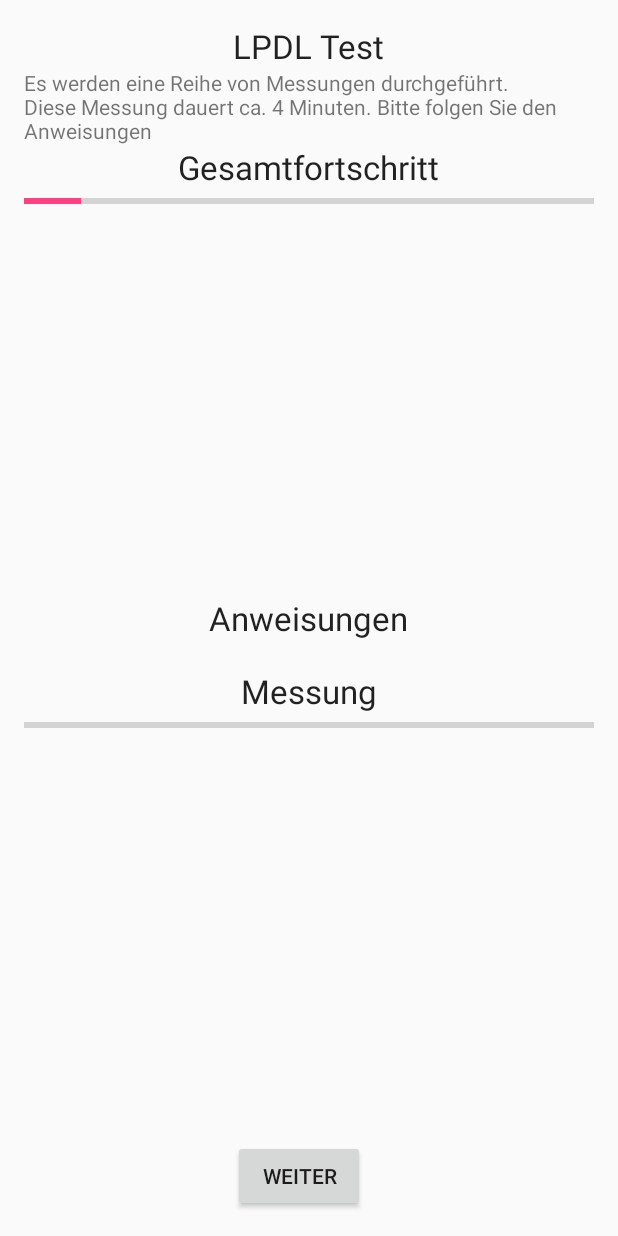
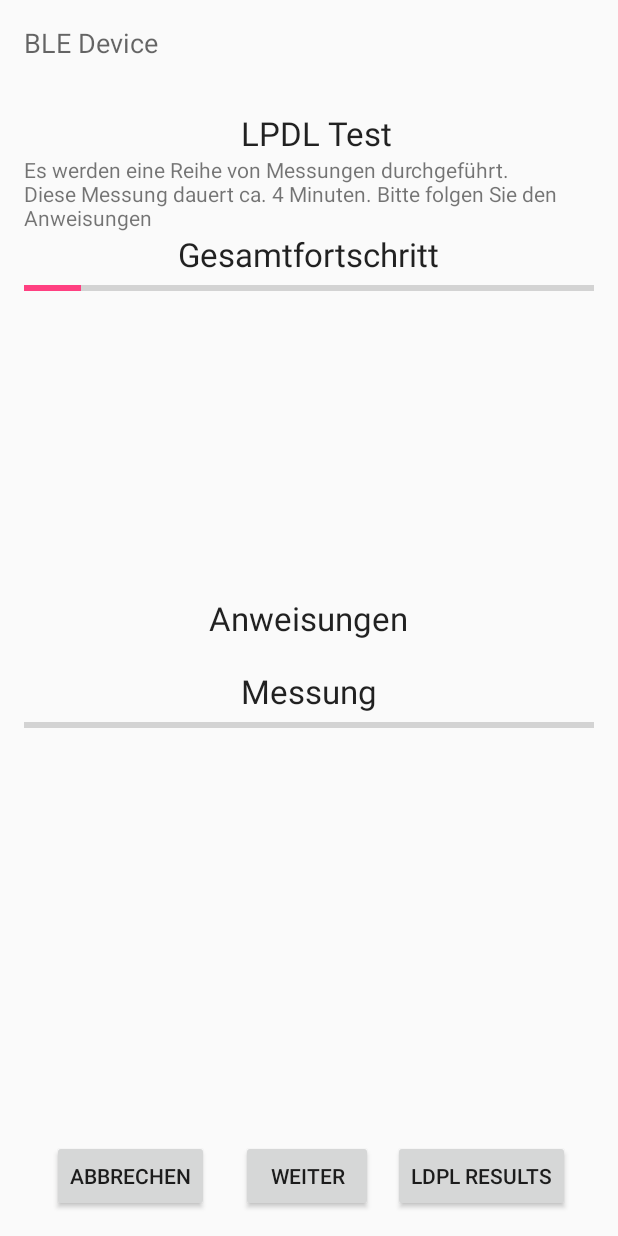
Before and after one commit to Ratze16/MyBLEScanner, an Android app: the layout activity_ldpl_test.xml on its own in the app's theme, with its tools: preview values and no code run, on a phone screen of 412 x 824 dp. Run offline under Robolectric (Android 15) with nearby library versions, the phone set to English and light mode, and no system bars.

Commit message:
10. Commit:
+GUI LDPL Test
~Bug: displaying LDPL Results
~LDPL evaluation

```diff
--- a/app/src/main/AndroidManifest.xml
+++ b/app/src/main/AndroidManifest.xml
@@ -30,7 +30,8 @@
             </intent-filter>
         </activity>
         <activity android:name=".BLEResultActivity" />
-        <activity android:name=".LDPL"></activity>
+        <activity android:name=".LDPL_Test" />
+        <activity android:name=".LDPL_Results"></activity>
     </application>
 
 </manifest>
--- a/app/src/main/res/layout/activity_ldpl.xml
+++ b/app/src/main/res/layout/activity_ldpl_test.xml
@@ -7,7 +7,7 @@
     android:paddingLeft="@dimen/activity_horizontal_margin"
     android:paddingRight="@dimen/activity_horizontal_margin"
     android:paddingTop="@dimen/activity_vertical_margin"
-    tools:context="com.riesenbeck.myblescanner.LDPL">
+    tools:context=".LDPL_Test">
 
     <TextView
         android:layout_width="wrap_content"
@@ -16,7 +16,8 @@
         android:text="@string/LPDLTest"
         android:id="@+id/textView"
         android:layout_alignParentTop="true"
-        android:layout_centerHorizontal="true" />
+        android:layout_alignStart="@+id/textView6"
+        android:layout_marginTop="58dp" />
 
     <TextView
         android:layout_width="wrap_content"
@@ -41,7 +42,7 @@
         android:layout_width="wrap_content"
         android:layout_height="wrap_content"
         android:textAppearance="?android:attr/textAppearanceSmall"
-        android:id="@+id/tVLPDLMeasurement"
+        android:id="@+id/tVLDPLMeasurement"
         android:layout_below="@+id/textView3"
         android:layout_alignParentEnd="true" />
 
@@ -49,13 +50,13 @@
         style="?android:attr/progressBarStyleHorizontal"
         android:layout_width="wrap_content"
         android:layout_height="wrap_content"
-        android:id="@+id/pBLPDLScan"
+        android:id="@+id/pBLDPLScan"
         android:max="10"
         android:progress="1"
         android:indeterminate="false"
         android:layout_below="@+id/textView5"
         android:layout_alignParentStart="true"
-        android:layout_alignEnd="@+id/tVLPDLMeasurement" />
+        android:layout_alignEnd="@+id/tVLDPLMeasurement" />
 
     <Button
         android:layout_width="wrap_content"
@@ -80,7 +81,7 @@
         android:textAppearance="?android:attr/textAppearanceLarge"
         android:text="@string/Measurement"
         android:id="@+id/textView6"
-        android:layout_below="@+id/tVLPDLMeasurement"
+        android:layout_below="@+id/tVLDPLMeasurement"
         android:layout_centerHorizontal="true" />
 
     <ProgressBar
@@ -91,8 +92,43 @@
         android:indeterminate="false"
         android:layout_below="@+id/textView6"
         android:layout_alignParentStart="true"
-        android:layout_alignEnd="@+id/tVLPDLMeasurement"
+        android:layout_alignEnd="@+id/tVLDPLMeasurement"
         android:max="10"
         android:progress="0" />
 
+    <TextView
+        android:layout_width="wrap_content"
+        android:layout_height="wrap_content"
+        android:textAppearance="?android:attr/textAppearanceMedium"
+        android:text="@string/BleDevice"
+        android:id="@+id/textView4"
+        android:layout_alignParentTop="true"
+        android:layout_alignParentStart="true" />
+
+    <TextView
+        android:layout_width="wrap_content"
+        android:layout_height="wrap_content"
+        android:textAppearance="?android:attr/textAppearanceMedium"
+        android:id="@+id/tv_BleDevice"
+        android:layout_alignParentTop="true"
+        android:layout_alignStart="@+id/textView5" />
+
+    <Button
+        style="?android:attr/buttonStyleSmall"
+        android:layout_width="wrap_content"
+        android:layout_height="wrap_content"
+        android:text="@string/Cancel"
+        android:id="@+id/btnCancel"
+        android:layout_alignTop="@+id/btnNextMeasurement"
+        android:layout_toStartOf="@+id/textView3" />
+
+    <Button
+        style="?android:attr/buttonStyleSmall"
+        android:layout_width="wrap_content"
+        android:layout_height="wrap_content"
+        android:text="@string/LPDLResults"
+        android:id="@+id/btnLPDLResults"
+        android:layout_alignTop="@+id/btnNextMeasurement"
+        android:layout_toEndOf="@+id/textView" />
+
 </RelativeLayout>
```
Also changed, not shown: app/src/main/java/com/riesenbeck/myblescanner/BLEResultActivity.java (+14 -1 lines), app/src/main/java/com/riesenbeck/myblescanner/Data/LDPLResults.java (added, +33 -0 lines), app/src/main/java/com/riesenbeck/myblescanner/LDPL.java (deleted, +0 -162 lines), app/src/main/java/com/riesenbeck/myblescanner/LDPL_Results.java (added, +43 -0 lines), app/src/main/java/com/riesenbeck/myblescanner/LDPL_Test.java (added, +224 -0 lines), app/src/main/java/com/riesenbeck/myblescanner/MainActivity.java (+2 -8 lines), app/src/main/res/layout/activity_bleresult.xml (+10 -2 lines), app/src/main/res/layout/activity_ldpl__results.xml (added, +21 -0 lines), app/src/main/res/layout/activity_main.xml (+0 -8 lines), app/src/main/res/values/strings.xml (+15 -0 lines).
